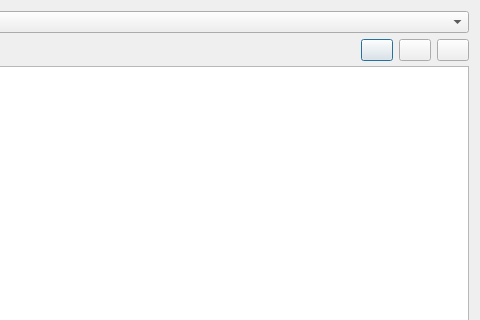
Old version of the form safe_qgis/ui/needs_manager_dialog_base.ui in the repository inasafe/inasafe; both pictures show x 271 to 751 and y 0 to 320 of the 751 by 669 pixel window.
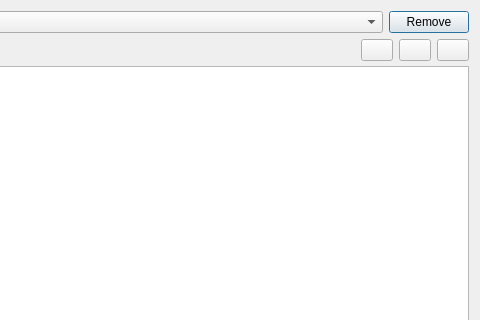
New version of the form. Icons and pictures are not drawn.

Commit message: Further interaction cleanups for minimum needs manager

Diff of the .ui file:
```diff
--- a/safe_qgis/ui/needs_manager_dialog_base.ui
+++ b/safe_qgis/ui/needs_manager_dialog_base.ui
@@ -45,6 +45,13 @@
        </property>
       </widget>
      </item>
+     <item>
+      <widget class="QPushButton" name="remove_profile_button">
+       <property name="text">
+        <string>Remove</string>
+       </property>
+      </widget>
+     </item>
     </layout>
    </item>
    <item row="1" column="0">
```
Left out of the diff: 37 changed lines with no effect on the pictures. The commit also changes 2 other files.
